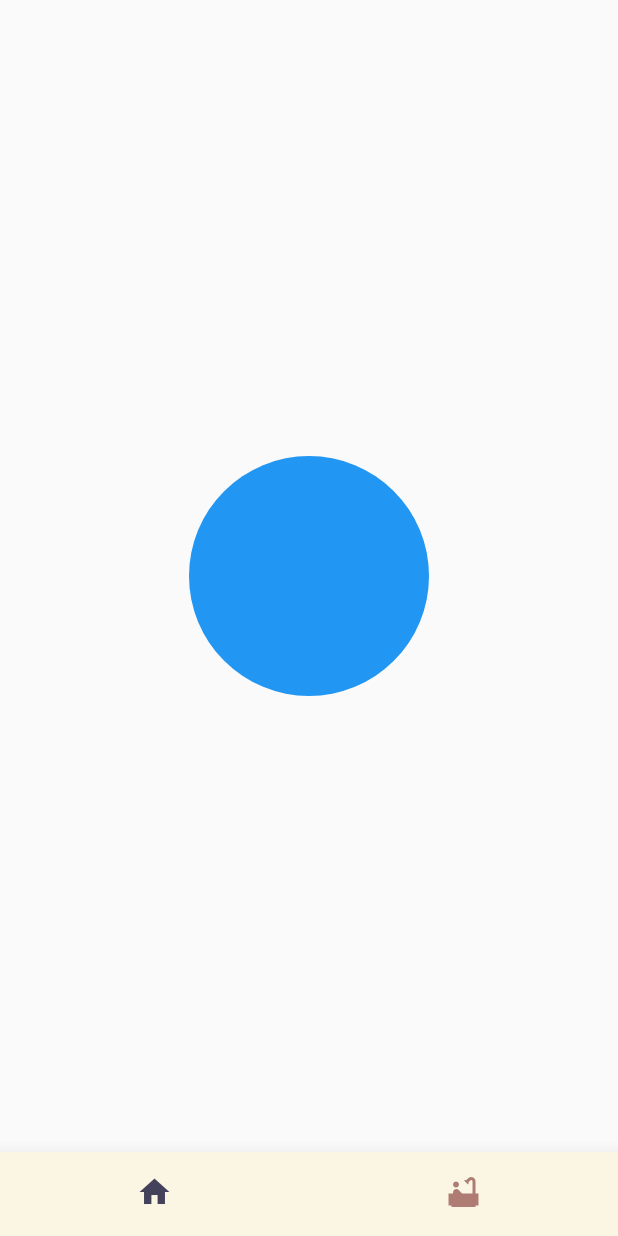
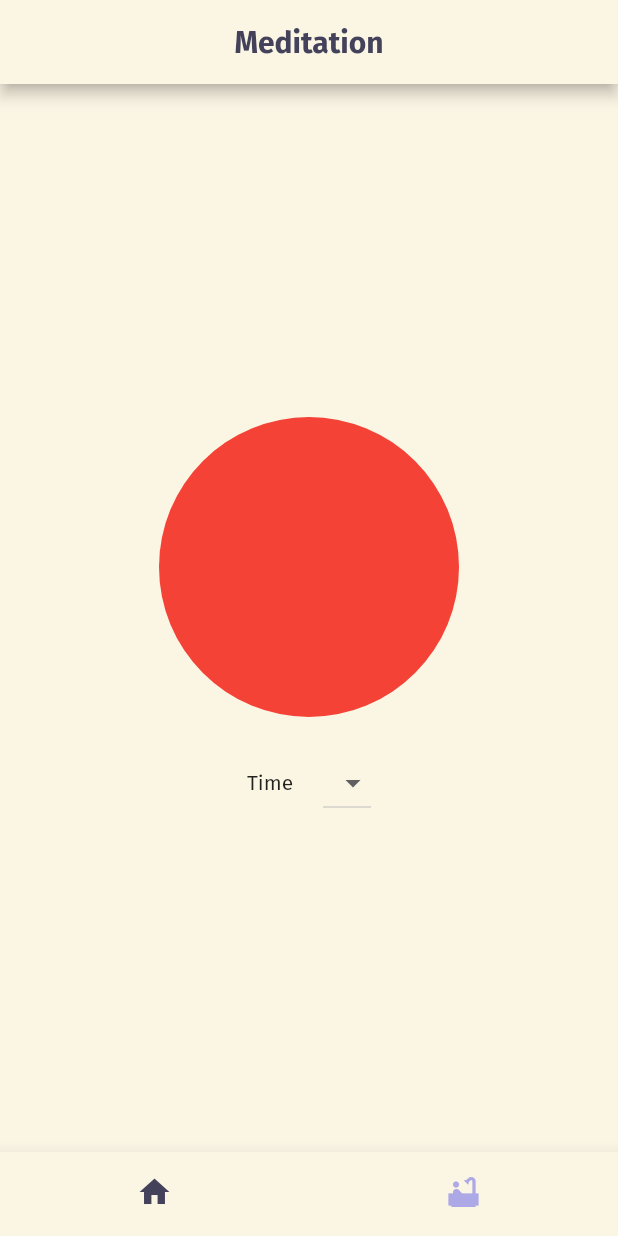
Before and after one commit to EaudeJavel/for_my_ex_gf, a Flutter app: the screen it shows after launch, item 2 of the bottom bar chosen, on a phone screen of 412 x 824 dp. Run offline on Flutter 3.47's test engine with Material 2 defaults, Android fonts, the phone set to English and light mode, and no system bars; our stand-ins replace flutter_local_notifications, google_fonts, timezone.

Commit message:
update new version for envrionnement changes

```diff
--- /dev/null
+++ b/lib/components/select_btn.dart
@@ -0,0 +1,35 @@
+import 'package:flutter/material.dart';
+
+class DropdownInline extends StatefulWidget {
+  const DropdownInline(
+      {super.key, required this.items, required this.onChanged});
+
+  final List<String> items;
+  final ValueChanged<String> onChanged;
+
+  @override
+  State<DropdownInline> createState() => _DropdownInlineState();
+}
+
+class _DropdownInlineState extends State<DropdownInline> {
+  String? _value;
+
+  @override
+  Widget build(BuildContext context) {
+    return DropdownButton<String>(
+      value: _value,
+      items: widget.items.map((String value) {
+        return DropdownMenuItem<String>(
+          value: value,
+          child: Text(value),
+        );
+      }).toList(),
+      onChanged: (String? value) {
+        setState(() {
+          _value = value;
+        });
+        widget.onChanged(value!);
+      },
+    );
+  }
+}
--- a/lib/home/home.dart
+++ b/lib/home/home.dart
@@ -1,7 +1,7 @@
 // ignore_for_file: unnecessary_null_comparison, unused_import
 import 'package:flutter/foundation.dart';
 import 'package:flutter/material.dart';
-import 'package:flutter/rendering.dart';
+// import 'package:flutter/rendering.dart';
 import 'dart:convert';
 import 'package:flutter/services.dart' show rootBundle;
 import 'package:no_more_anxiety/theme.dart';
--- a/lib/meditation/meditation_main.dart
+++ b/lib/meditation/meditation_main.dart
@@ -1,4 +1,9 @@
+import 'package:flutter/foundation.dart';
 import 'package:flutter/material.dart';
+import 'package:provider/provider.dart';
+import '../components/select_btn.dart';
+
+import '../utils/provider.dart';
 
 class MeditationScreen extends StatefulWidget {
   const MeditationScreen({super.key});
@@ -8,33 +13,86 @@ class MeditationScreen extends StatefulWidget {
 }
 
 class _MeditationScreen extends State<MeditationScreen> {
+  Color _circleColor = Colors.red;
+
+  List<String> get minutes => [
+        "1",
+        "2",
+        "3",
+      ];
+
+  final String _selectedMinute = "0";
+
+  Color tdm(OnDarkMode onDarkMode) {
+    return onDarkMode.textDarkmode;
+  }
+
   @override
   void initState() {
     super.initState();
   }
 
-  Color _circleColor = Colors.blue;
+  String changeTime(item) {
+    item = _selectedMinute;
+    return _selectedMinute;
+  }
 
-  void startMeditation() {
+  void startMeditation(int time) {
+    if (kDebugMode) {
+      print(_selectedMinute);
+    }
     setState(() {
-      _circleColor = _circleColor == Colors.blue
-          ? Colors.red
-          : Theme.of(context).primaryColor;
+      _circleColor = Colors.green;
+    });
+    Future.delayed(Duration(minutes: time), () {
+      setState(() {
+        _circleColor = Colors.red;
+      });
     });
   }
 
   @override
   Widget build(BuildContext context) {
     return Scaffold(
+      appBar: AppBar(
+        backgroundColor: context.watch<OnDarkMode>().bgDarkmode,
+        title: Text(
+          "Meditation",
+          style: TextStyle(
+            color: tdm(context.watch<OnDarkMode>()),
+            fontWeight: FontWeight.bold,
+          ),
+        ),
+        centerTitle: true,
+      ),
+      backgroundColor: context.watch<OnDarkMode>().bgDarkmode,
       body: Center(
-        child: GestureDetector(
-          onTap: () {
-            startMeditation();
-          },
-          child: CircleAvatar(
-            radius: 80,
-            backgroundColor: _circleColor,
-          ),
+        child: Column(
+          mainAxisAlignment: MainAxisAlignment.center,
+          children: [
+            GestureDetector(
+              onTap: () => {
+                startMeditation(int.parse(_selectedMinute)),
+              },
+              child: Container(
+                width: 200,
+                height: 200,
+                decoration: BoxDecoration(
+                  color: _circleColor,
+                  shape: BoxShape.circle,
+                ),
+              ),
+            ),
+            const SizedBox(height: 20),
+            Row(
+              mainAxisAlignment: MainAxisAlignment.center,
+              children: [
+                const Text('Time'),
+                const SizedBox(width: 20),
+                DropdownInline(items: minutes, onChanged: changeTime)
+              ],
+            ),
+          ],
         ),
       ),
     );
--- a/lib/utils/provider.dart
+++ b/lib/utils/provider.dart
@@ -14,7 +14,7 @@ class OnDarkMode with ChangeNotifier, DiagnosticableTreeMixin {
       : myAppTheme.primaryColorDark;
 
   Color get appbarSelectedDarkmode =>
-      _onDarkMode ? myAppTheme.primaryColor : myAppTheme.colorScheme.tertiary;
+      _onDarkMode ? myAppTheme.colorScheme.tertiary : myAppTheme.primaryColor;
 
   void changeBgColor() {
     _onDarkMode = !_onDarkMode;
```
Also changed, not shown: assets/json/sentences.json (+21 -6 lines), 4 other files.
